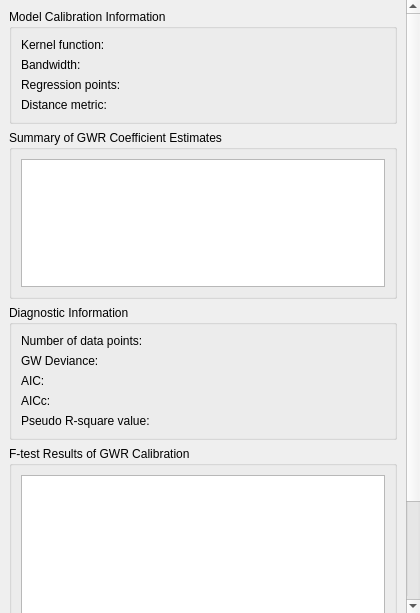
GWmodel-Lab/GWmodelS, file PropertyPanelTabs/gwmpropertyggwrtab.ui: the form before one commit.
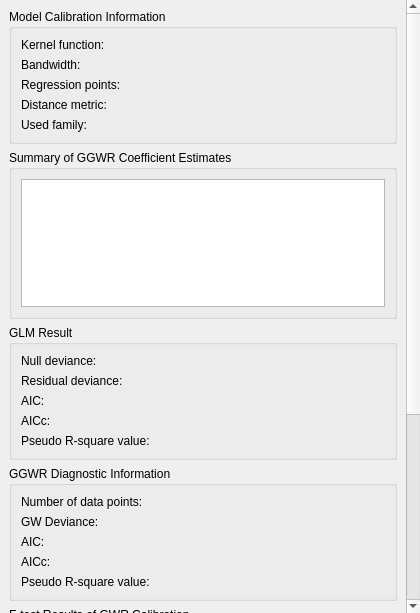
The form after the commit.

```diff
--- a/PropertyPanelTabs/gwmpropertyggwrtab.ui
+++ b/PropertyPanelTabs/gwmpropertyggwrtab.ui
@@ -49,7 +49,7 @@
         <x>0</x>
         <y>0</y>
         <width>394</width>
-        <height>783</height>
+        <height>965</height>
        </rect>
       </property>
       <layout class="QVBoxLayout" name="verticalLayout">
@@ -121,6 +121,20 @@
             </property>
            </widget>
           </item>
+          <item row="4" column="0">
+           <widget class="QLabel" name="label_14">
+            <property name="text">
+             <string>Used family:</string>
+            </property>
+           </widget>
+          </item>
+          <item row="4" column="1">
+           <widget class="QLabel" name="lblFamily">
+            <property name="text">
+             <string/>
+            </property>
+           </widget>
+          </item>
          </layout>
         </widget>
        </item>
@@ -133,7 +147,7 @@
           </sizepolicy>
          </property>
          <property name="title">
-          <string>Summary of GWR Coefficient Estimates</string>
+          <string>Summary of GGWR Coefficient Estimates</string>
          </property>
          <layout class="QGridLayout" name="gridLayout_2">
           <property name="leftMargin">
@@ -161,6 +175,85 @@
          </layout>
         </widget>
        </item>
+       <item>
+        <widget class="QGroupBox" name="grpGLMDiagnostic">
+         <property name="title">
+          <string>GLM Result</string>
+         </property>
+         <layout class="QFormLayout" name="formLayout_3">
+          <item row="0" column="0">
+           <widget class="QLabel" name="label_3">
+            <property name="text">
+             <string>Null deviance:</string>
+            </property>
+           </widget>
+          </item>
+          <item row="0" column="1">
+           <widget class="QLabel" name="lblNullDev">
+            <property name="text">
+             <string/>
+            </property>
+           </widget>
+          </item>
+          <item row="1" column="0">
+           <widget class="QLabel" name="label_11">
+            <property name="text">
+             <string>Residual deviance:</string>
+            </property>
+           </widget>
+          </item>
+          <item row="2" column="0">
+           <widget class="QLabel" name="label_12">
+            <property name="text">
+             <string>AIC:</string>
+            </property>
+           </widget>
+          </item>
+          <item row="3" column="0">
+           <widget class="QLabel" name="label_13">
+            <property name="text">
+             <string>AICc:</string>
+            </property>
+           </widget>
+          </item>
+          <item row="1" column="1">
+           <widget class="QLabel" name="lblGLMDev">
+            <property name="text">
+             <string/>
+            </property>
+           </widget>
+          </item>
+          <item row="2" column="1">
+           <widget class="QLabel" name="lblGLMAIC">
+            <property name="text">
+             <string/>
+            </property>
+           </widget>
+          </item>
+          <item row="3" column="1">
+           <widget class="QLabel" name="lblGLMAICc">
+            <property name="text">
+             <string/>
+            </property>
+           </widget>
+          </item>
+          <item row="4" column="0">
+           <widget class="QLabel" name="label_10">
+            <property name="text">
+             <string>Pseudo R-square value:</string>
+            </property>
+           </widget>
+          </item>
+          <item row="4" column="1">
+           <widget class="QLabel" name="lblGLMRSS">
+            <property name="text">
+             <string/>
+            </property>
+           </widget>
+          </item>
+         </layout>
+        </widget>
+       </item>
        <item>
         <widget class="QGroupBox" name="grpDiagnostic">
          <property name="sizePolicy">
@@ -170,7 +263,7 @@
           </sizepolicy>
          </property>
          <property name="title">
-          <string>Diagnostic Information</string>
+          <string>GGWR Diagnostic Information</string>
          </property>
          <layout class="QFormLayout" name="formLayout_2">
           <item row="0" column="0">
```
